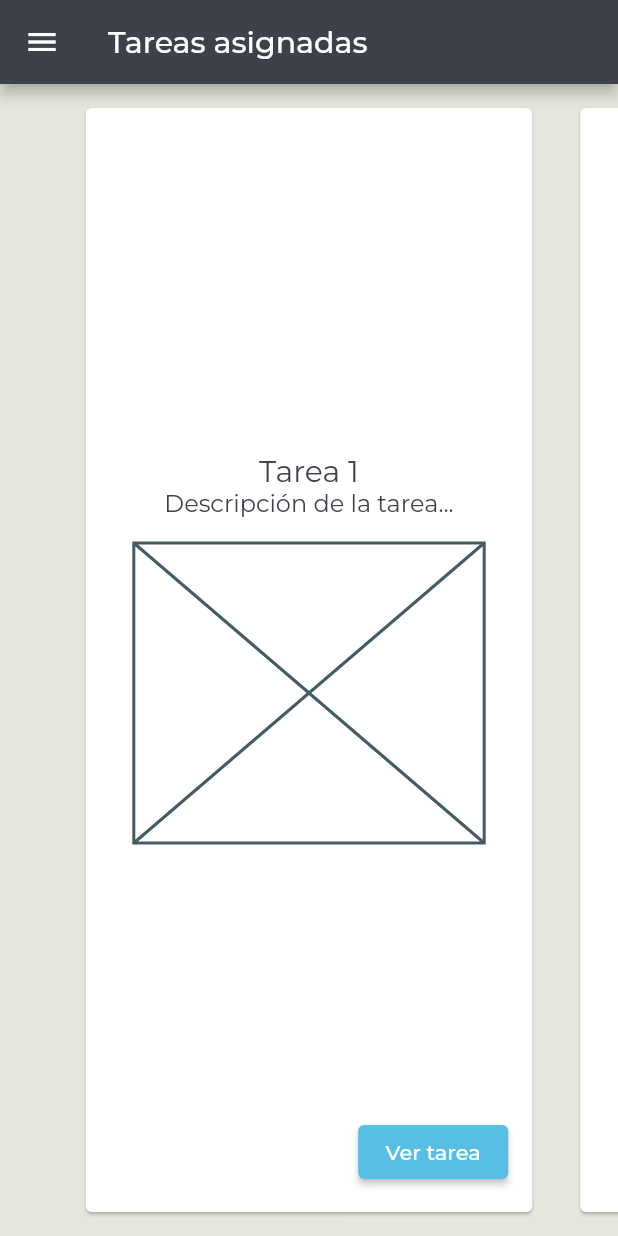
After one commit to diegoaguilera4/FrontGestionTareasNEE, a Flutter app: the TaskView screen opened by its route, on a phone screen of 412 x 824 dp. The commit adds this screen. Run offline on Flutter 3.47's test engine with Material 2 defaults, Android fonts, the phone set to English and light mode, and no system bars; our stand-ins replace google_fonts.

Commit message:
Se crea vista para ver tareas con cartas deslizables

```diff
--- /dev/null
+++ b/lib/components/cartaTarea.dart
@@ -0,0 +1,67 @@
+import 'package:flutter/material.dart';
+import 'package:gestiontareas/colores.dart';
+
+class CartaTarea extends StatelessWidget {
+  final String task;
+
+  CartaTarea({required this.task});
+
+  @override
+  Widget build(BuildContext context) {
+    return Center(
+      child: Card(
+        margin: const EdgeInsets.all(16.0),
+        child: Stack(
+          children: [
+            Container(
+              padding: const EdgeInsets.all(16.0),
+              alignment: Alignment.center, // Alinea el contenido al centro
+              child: Column(
+                mainAxisAlignment: MainAxisAlignment.center,
+                crossAxisAlignment: CrossAxisAlignment.stretch,
+                children: [
+                  Text(
+                    task,
+                    style: const TextStyle(fontSize: 20.0),
+                    textAlign: TextAlign.center,
+                  ),
+                  // Descripción
+                  Text(
+                    'Descripción de la tarea...',
+                    style: const TextStyle(fontSize: 16.0),
+                    textAlign: TextAlign.center,
+                  ),
+                  // Imagen (puedes reemplazar el Placeholder con tu propia lógica)
+                  Padding(
+                    padding: const EdgeInsets.all(16.0),
+                    child: Placeholder(
+                      // Reemplazar Placeholder con tu lógica de imagen
+                      fallbackWidth: 200.0,
+                      fallbackHeight: 200.0,
+                    ),
+                  ),
+                ],
+              ),
+            ),
+            Positioned(
+              bottom: 16.0,
+              right: 16.0,
+              child: SizedBox(
+                width: 100,
+                child: ElevatedButton(
+                  style: ElevatedButton.styleFrom(
+                    backgroundColor: primaryColor,
+                  ),
+                  onPressed: () {
+                    // Lógica del botón
+                  },
+                  child: Text('Ver tarea'),
+                ),
+              ),
+            ),
+          ],
+        ),
+      ),
+    );
+  }
+}
--- a/lib/main.dart
+++ b/lib/main.dart
@@ -1,6 +1,7 @@
 import 'package:flutter/material.dart';
 import 'package:gestiontareas/pages/agregarPaciente.dart';
 import 'package:gestiontareas/pages/login.dart';
+import 'package:gestiontareas/pages/misTareas.dart';
 import 'package:gestiontareas/pages/pacientes.dart';
 import 'package:gestiontareas/pages/profesional.dart';
 import 'package:gestiontareas/pages/registro.dart';
@@ -32,7 +33,8 @@ class MyApp extends StatelessWidget {
         '/registro': (context) => RegistroView(),
         '/profesional': (context) => const ProfesionalView(),
         '/pacientes': (context) => PacientesView(),
-        '/agregarPaciente': (context) => AgregarPersonaView()
+        '/agregarPaciente': (context) => AgregarPersonaView(),
+        '/tareas':(context) => TaskView(),
       },
     );
   }
--- /dev/null
+++ b/lib/pages/misTareas.dart
@@ -0,0 +1,111 @@
+import 'package:flutter/material.dart';
+import 'package:gestiontareas/colores.dart';
+import 'package:gestiontareas/components/cartaTarea.dart';
+import 'package:gestiontareas/components/sidemenu.dart';
+import 'package:gestiontareas/responsive.dart';
+
+class TaskView extends StatefulWidget {
+  @override
+  _TaskViewState createState() => _TaskViewState();
+}
+
+class _TaskViewState extends State<TaskView> {
+  final List<String> tasks = [
+    'Tarea 1',
+    'Tarea 2',
+    'Tarea 3',
+    'Tarea 4',
+    'Tarea 5',
+    'Tarea 6',
+    'Tarea 7',
+    'Tarea 8',
+    'Tarea 9',
+    'Tarea 10',
+    // Agrega más tareas según sea necesario
+  ];
+
+  late PageController _pageController;
+  int _currentIndex = 0; // Inicia en 0 para mostrar la primera tarea
+
+  @override
+  void initState() {
+    super.initState();
+    _pageController = PageController(
+      viewportFraction: 0.8,
+      initialPage: _currentIndex,
+    );
+  }
+
+  @override
+  Widget build(BuildContext context) {
+    return Scaffold(
+      appBar: AppBar(
+        title: const Text('Tareas asignadas'),
+        backgroundColor: secondaryColor,
+      ),
+      drawer: SideMenu(currentPage: ''),
+      body: _buildBody(),
+    );
+  }
+
+  Widget _buildBody() {
+    if (Responsive.isMobile(context) || Responsive.isTablet(context)) {
+      // Vista para dispositivos móviles
+      return PageView.builder(
+        controller: _pageController,
+        itemCount: tasks.length,
+        itemBuilder: (context, index) {
+          return CartaTarea(task: tasks[index]);
+        },
+      );
+    } else if (Responsive.isDesktop(context)) {
+      // Vista para escritorio
+      return Row(
+        mainAxisAlignment: MainAxisAlignment.center,
+        children: [
+          IconButton(
+            icon: Icon(Icons.arrow_back),
+            onPressed: () {
+              _pageController.previousPage(
+                duration: Duration(milliseconds: 500),
+                curve: Curves.easeInOut,
+              );
+            },
+          ),
+          SizedBox(
+            width: MediaQuery.of(context).size.width * 0.90,
+            child: ListView.builder(
+              controller: _pageController,
+              scrollDirection: Axis.horizontal,
+              itemCount: tasks.length,
+              itemBuilder: (context, index) {
+                return SizedBox(
+                  width: 500.0, // Ancho definido para la carta
+                  child: CartaTarea(task: tasks[index]),
+                );
+              },
+            ),
+          ),
+          IconButton(
+            icon: Icon(Icons.arrow_forward),
+            onPressed: () {
+              _pageController.nextPage(
+                duration: Duration(milliseconds: 500),
+                curve: Curves.easeInOut,
+              );
+            },
+          ),
+        ],
+      );
+    }
+
+    // Si no es móvil ni de escritorio, puedes manejar otro diseño aquí
+    return Container();
+  }
+
+  @override
+  void dispose() {
+    _pageController.dispose();
+    super.dispose();
+  }
+}
```
